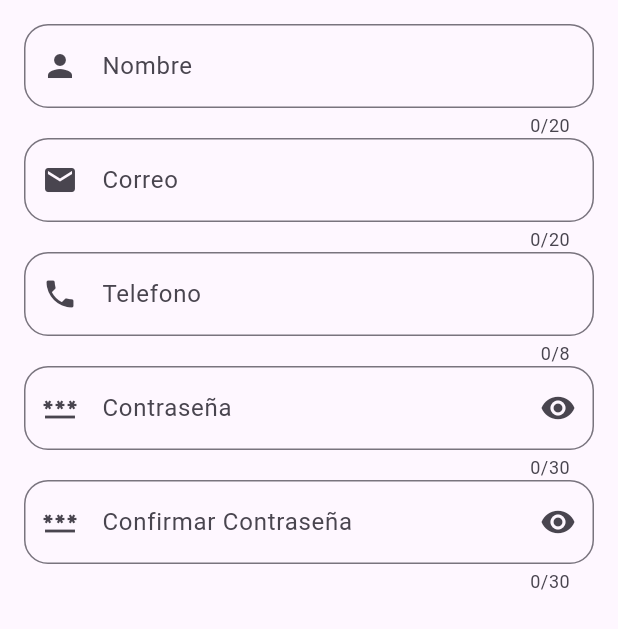
After one commit to acarias11/App_login, a Flutter app: the RegistroPage screen opened directly, on a phone screen of 412 x 824 dp. The commit adds this screen. Shown: the top 629 px of the screen. Run offline on Flutter 3.47's test engine with Material 3 defaults, Android fonts, the phone set to English and light mode, and no system bars.

Commit message:
Creacion de la pagina de registro y agregacion del validator en el wigdet personalizado password_input

```diff
--- a/app_login/lib/inicio_de_sesion.dart
+++ b/app_login/lib/inicio_de_sesion.dart
@@ -34,6 +34,7 @@ class InicioDeSesionPage extends StatelessWidget {
                 nombrelabel: 'Pssword',
                 hint: 'Ingrese su contrasenia',
                 controller: contracontroller,
+                validator: null,
                 )
             ],
            )
--- /dev/null
+++ b/app_login/lib/registro_page.dart
@@ -0,0 +1,79 @@
+import 'package:app_login/widgets/custom_inputs.dart';
+import 'package:app_login/widgets/password_input.dart';
+import 'package:flutter/material.dart';
+
+class RegistroPage extends StatelessWidget {
+  RegistroPage({super.key});
+
+  final nombreController = TextEditingController();
+  final correoController = TextEditingController();
+  final telefonoController = TextEditingController();
+  final contraseniaController = TextEditingController();
+  final confirmcontraController = TextEditingController();
+  final GlobalKey<FormState> formkey = GlobalKey<FormState>();
+
+  @override
+  Widget build(BuildContext context) {
+    return Scaffold(
+      body: Padding(
+        padding: EdgeInsets.all(16),
+        child: Form(
+          key: formkey,
+          child: Column(
+            children: [
+              CustomInputs(
+                controller: nombreController,
+                validator: (valor) {
+                  return null;
+                },
+                teclado: TextInputType.text,
+                length: 20,
+                nombrelabel: 'Nombre',
+                hint: 'Ingrese su Nombre',
+                icono: Icons.person
+                ),
+                CustomInputs(
+                  controller: correoController,
+                  validator: (valor) {
+                  return null;
+                  },
+                  teclado: TextInputType.emailAddress,
+                  length: 20,
+                  nombrelabel: 'Correo',
+                  hint: 'Ingrese su correo',
+                  icono: Icons.email
+                ),
+                CustomInputs(
+                  controller: telefonoController,
+                  validator: (valor) {
+                  return null;
+                  },
+                  teclado: TextInputType.phone,
+                  length: 8,
+                  nombrelabel: 'Telefono',
+                  hint: 'Ingrese su telefono',
+                  icono: Icons.phone
+                ),
+                PasswordInput(
+                  nombrelabel: 'Contraseña',
+                  hint: 'Ingrese su contraseña',
+                  controller: contraseniaController,
+                  validator: (valor) {
+                  return null;
+                },
+                ),
+                PasswordInput(
+                  nombrelabel: 'Confirmar Contraseña',
+                  hint: 'Confrima tu Contraseña',
+                  controller: confirmcontraController,
+                  validator: (valor) {
+                  return null;
+                },
+                ),
+            ],
+          ),
+          ),
+        )
+    );
+  }
+}
--- a/app_login/lib/widgets/custom_inputs.dart
+++ b/app_login/lib/widgets/custom_inputs.dart
@@ -29,8 +29,8 @@ class CustomInputs extends StatelessWidget {
       maxLength: length,
       maxLines: 1,
       decoration: InputDecoration(
+        label: Text(nombrelabel),
         hintText: hint,
-        label: Text(nombrelabel),
         border: OutlineInputBorder(
           borderRadius: BorderRadius.circular(16),
         ),
--- a/app_login/lib/widgets/password_input.dart
+++ b/app_login/lib/widgets/password_input.dart
@@ -6,11 +6,13 @@ class PasswordInput extends StatefulWidget {
     required this.nombrelabel,
     required this.hint,
     required this.controller,
+    required this.validator,
     });
 
 final String nombrelabel;
   final String hint;
   final TextEditingController controller;
+  final String? Function(String?)? validator;
 
   @override
   State<PasswordInput> createState() => _PasswordInputState();
@@ -22,8 +24,9 @@ class _PasswordInputState extends State<PasswordInput> {
 
   @override
   Widget build(BuildContext context) {
-    return TextField(
+    return TextFormField(
       controller: widget.controller,
+      validator: widget.validator,
       obscureText: contra,
       keyboardType: TextInputType.text,
       maxLength: 30,
```
